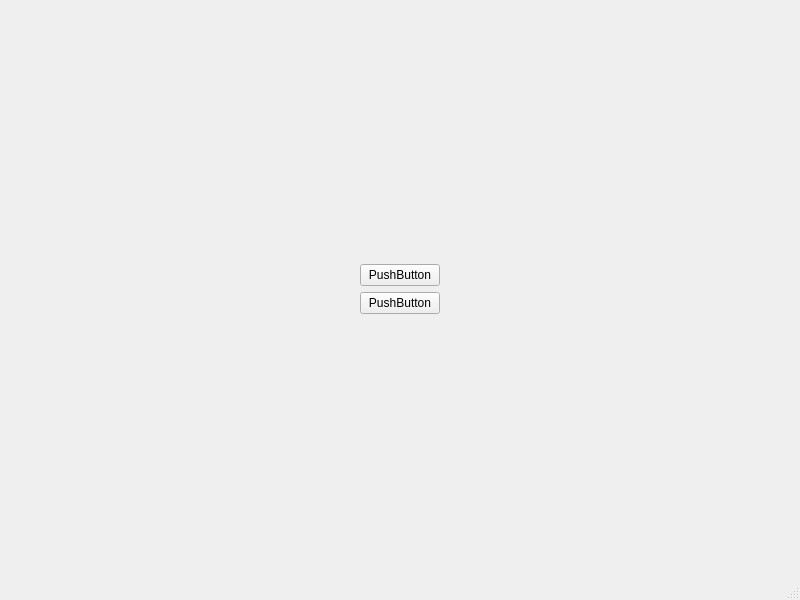
Old version of the form MainWindow.ui in the repository SanyCska/BlackMirror_QtApp.
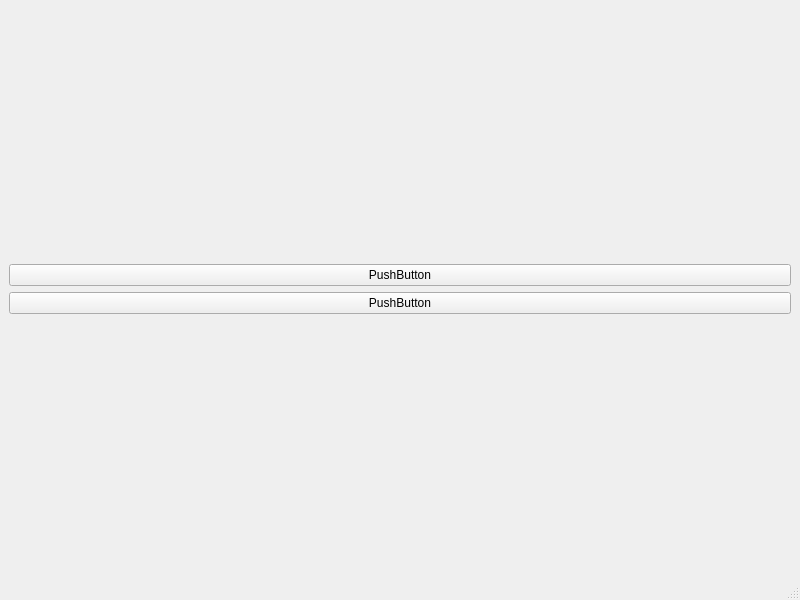
New version of the form.

```diff
--- a/MainWindow.ui
+++ b/MainWindow.ui
@@ -15,14 +15,14 @@
   </property>
   <widget class="QWidget" name="centralwidget">
    <layout class="QGridLayout" name="gridLayout">
-    <item row="2" column="1">
+    <item row="2" column="0">
      <widget class="QPushButton" name="pushButton_2">
       <property name="text">
        <string>PushButton</string>
       </property>
      </widget>
     </item>
-    <item row="0" column="1">
+    <item row="0" column="0">
      <spacer name="verticalSpacer">
       <property name="orientation">
        <enum>Qt::Vertical</enum>
@@ -35,66 +35,14 @@
       </property>
      </spacer>
     </item>
-    <item row="2" column="2">
-     <spacer name="horizontalSpacer_4">
-      <property name="orientation">
-       <enum>Qt::Horizontal</enum>
-      </property>
-      <property name="sizeHint" stdset="0">
-       <size>
-        <width>40</width>
-        <height>20</height>
-       </size>
-      </property>
-     </spacer>
-    </item>
     <item row="1" column="0">
-     <spacer name="horizontalSpacer">
-      <property name="orientation">
-       <enum>Qt::Horizontal</enum>
-      </property>
-      <property name="sizeHint" stdset="0">
-       <size>
-        <width>340</width>
-        <height>20</height>
-       </size>
-      </property>
-     </spacer>
-    </item>
-    <item row="1" column="2">
-     <spacer name="horizontalSpacer_2">
-      <property name="orientation">
-       <enum>Qt::Horizontal</enum>
-      </property>
-      <property name="sizeHint" stdset="0">
-       <size>
-        <width>339</width>
-        <height>20</height>
-       </size>
-      </property>
-     </spacer>
-    </item>
-    <item row="1" column="1">
      <widget class="QPushButton" name="pushButton">
       <property name="text">
        <string>PushButton</string>
       </property>
      </widget>
     </item>
-    <item row="2" column="0">
-     <spacer name="horizontalSpacer_3">
-      <property name="orientation">
-       <enum>Qt::Horizontal</enum>
-      </property>
-      <property name="sizeHint" stdset="0">
-       <size>
-        <width>40</width>
-        <height>20</height>
-       </size>
-      </property>
-     </spacer>
-    </item>
-    <item row="3" column="1">
+    <item row="3" column="0">
      <spacer name="verticalSpacer_2">
       <property name="orientation">
        <enum>Qt::Vertical</enum>
```
Left out of the diff: 2 changed lines with no effect on the pictures.
